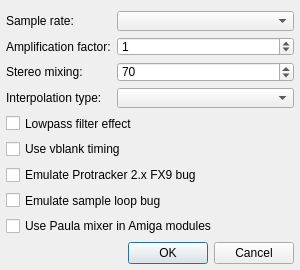
Greedysky/TTKMusicPlayer, file qmmp/src/plugins/Input/tracker/xmp/settingsdialog.ui: the form before one commit.
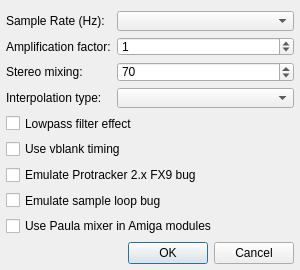
The form after the commit.

```diff
--- a/qmmp/src/plugins/Input/tracker/xmp/settingsdialog.ui
+++ b/qmmp/src/plugins/Input/tracker/xmp/settingsdialog.ui
@@ -108,7 +108,7 @@
      <item row="0" column="0">
       <widget class="QLabel" name="label_4">
        <property name="text">
-        <string>Sample rate:</string>
+        <string>Sample Rate (Hz):</string>
        </property>
       </widget>
      </item>
```
